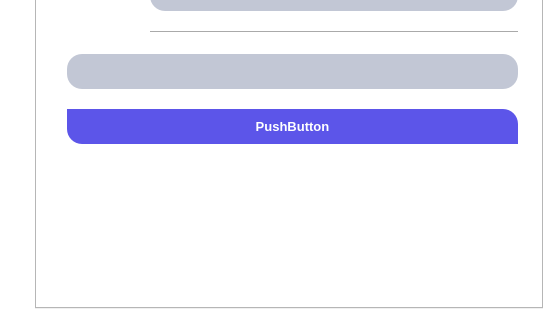
Above: ui/login.ui from onukingsley/qtdesign-student-profile-login_and_register- before the change; both pictures show x 0 to 554 and y 262 to 582 of the 554 by 582 pixel window. Below: the same form after it.
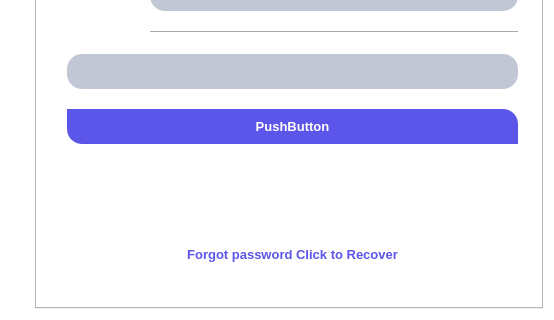
That is the form after the change. The open tabs and pages were chosen to show the change. Icons and pictures are not drawn.

Commit message: added messagebox and forgotten password

The edit to the form file:
```diff
--- a/ui/login.ui
+++ b/ui/login.ui
@@ -856,6 +856,30 @@
           </property>
          </widget>
         </item>
+        <item row="7" column="0" colspan="2">
+         <widget class="QPushButton" name="btnforget">
+          <property name="styleSheet">
+           <string notr="true">background : transparent;
+color : #5C55E9</string>
+          </property>
+          <property name="text">
+           <string>Forgot password Click to Recover</string>
+          </property>
+         </widget>
+        </item>
+        <item row="6" column="0" colspan="2">
+         <spacer name="verticalSpacer_3">
+          <property name="orientation">
+           <enum>Qt::Vertical</enum>
+          </property>
+          <property name="sizeHint" stdset="0">
+           <size>
+            <width>20</width>
+            <height>40</height>
+           </size>
+          </property>
+         </spacer>
+        </item>
        </layout>
       </widget>
      </widget>
```
Left out of the diff: 2 changed lines with no effect on the pictures. The commit also changes 3 other files.
